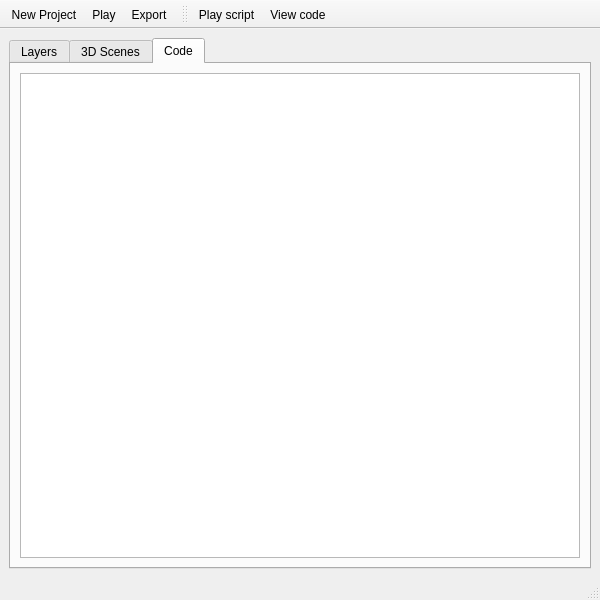
This is tred/ui_files/main.ui in jr-garcia/Trinio as Qt 5 draws it before an edit. The edited form follows.
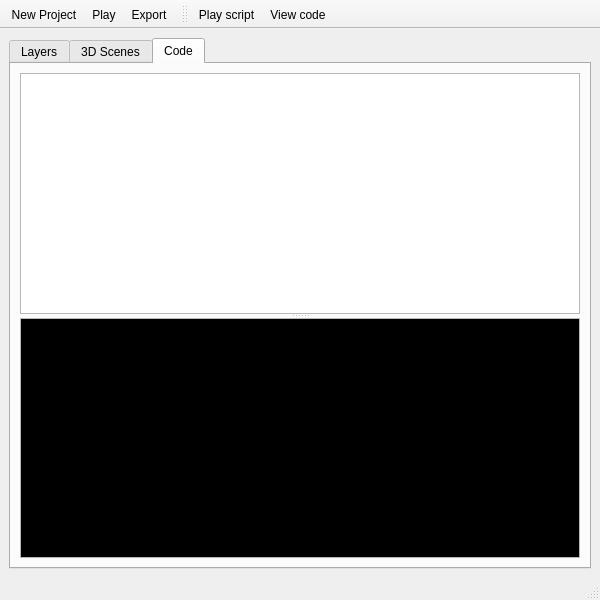
This is the edited form. The open tabs and pages were chosen to show the change. Icons and pictures are not drawn.

Patch:
```diff
--- a/tred/ui_files/main.ui
+++ b/tred/ui_files/main.ui
@@ -109,7 +109,21 @@
        </attribute>
        <layout class="QHBoxLayout" name="horizontalLayout">
         <item>
-         <widget class="QTextEdit" name="textEdit"/>
+         <widget class="QSplitter" name="splitter_editor">
+          <property name="orientation">
+           <enum>Qt::Vertical</enum>
+          </property>
+          <widget class="QTextEdit" name="textEdit"/>
+          <widget class="QTextEdit" name="console_placeholder">
+           <property name="html">
+            <string>&lt;!DOCTYPE HTML PUBLIC &quot;-//W3C//DTD HTML 4.0//EN&quot; &quot;http://www.w3.org/TR/REC-html40/strict.dtd&quot;&gt;
+&lt;html&gt;&lt;head&gt;&lt;meta name=&quot;qrichtext&quot; content=&quot;1&quot; /&gt;&lt;style type=&quot;text/css&quot;&gt;
+p, li { white-space: pre-wrap; }
+&lt;/style&gt;&lt;/head&gt;&lt;body style=&quot; font-family:'Ubuntu'; font-size:10pt; font-weight:400; font-style:normal;&quot; bgcolor=&quot;#000000&quot;&gt;
+&lt;p style=&quot; margin-top:0px; margin-bottom:0px; margin-left:0px; margin-right:0px; -qt-block-indent:0; text-indent:0px;&quot;&gt;Console&amp;gt;&amp;gt;&lt;/p&gt;&lt;/body&gt;&lt;/html&gt;</string>
+           </property>
+          </widget>
+         </widget>
         </item>
        </layout>
       </widget>
```
Left out of the diff: 6 changed lines with no effect on the pictures.
